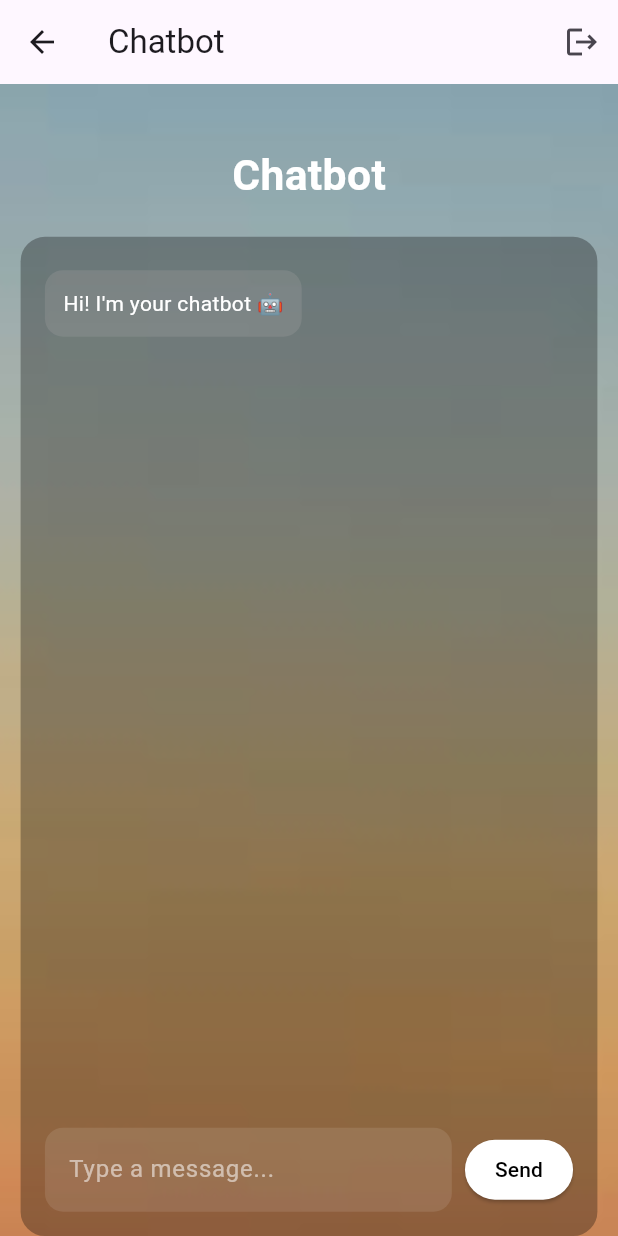
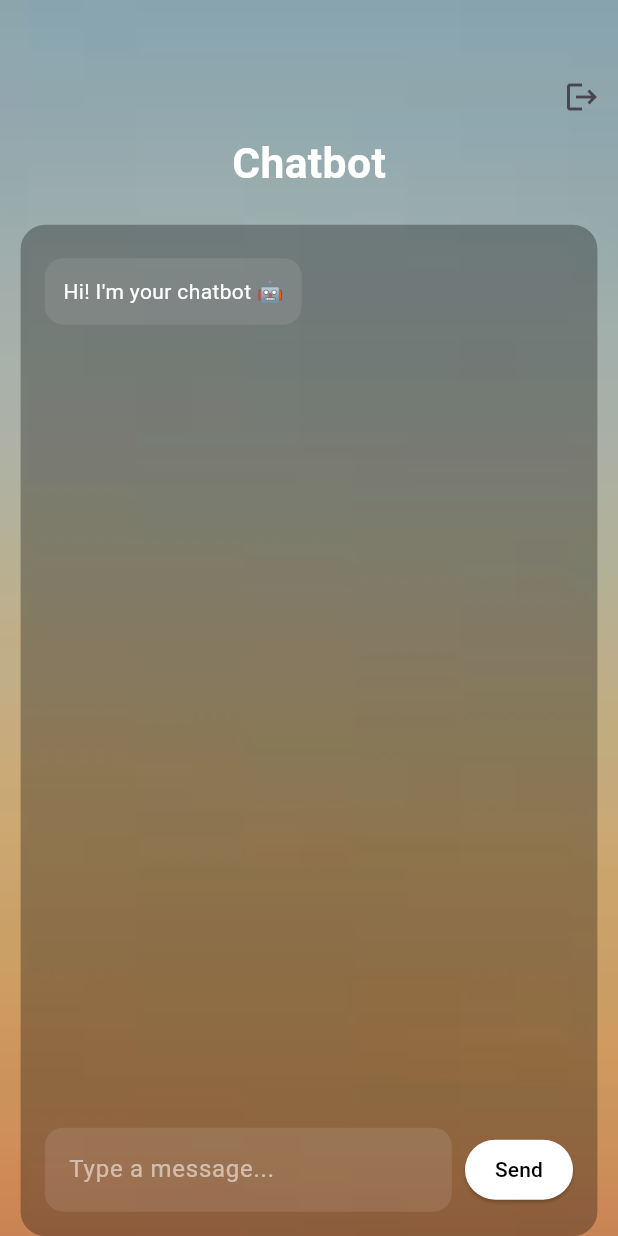
Before and after one commit to ShuhadhaZubair/basicapp, a Flutter app: the Home screen opened by its route, on a phone screen of 412 x 824 dp. Run offline on Flutter 3.47's test engine with Material 3 defaults, Android fonts, the phone set to English and light mode, and no system bars; our stand-ins replace flutter_screenutil, get, shared_preferences; accounts and stored records are empty.

```diff
--- a/lib/Home.dart
+++ b/lib/Home.dart
@@ -32,15 +32,15 @@ class _HomeState extends State<Home> {
   @override
   Widget build(BuildContext context) {
     return Scaffold(
-      appBar: AppBar(
-        title: const Text("Chatbot"),
-        actions: [
-          IconButton(
-            icon: const Icon(Icons.logout),
-            onPressed: () => Get.find<AuthController>().logout(),
-          )
-        ],
-      ),
+      // appBar: AppBar(
+      //   title: const Text("Chatbot"),
+      //   actions: [
+      //     IconButton(
+      //       icon: const Icon(Icons.logout),
+      //       onPressed: () => Get.find<AuthController>().logout(),
+      //     )
+      //   ],
+      // ),
 
       body: Container(
         decoration: const BoxDecoration(
@@ -52,6 +52,14 @@ class _HomeState extends State<Home> {
         child: Column(
           children: [
              SizedBox(height: 40.h),
+            Row(mainAxisAlignment: MainAxisAlignment.end,
+              children: [
+                IconButton(
+                  icon: const Icon(Icons.logout),
+                  onPressed: () => Get.find<AuthController>().logout(),
+                ),
+              ],
+            ),
              Text(
               "Chatbot",
               style: TextStyle(
@@ -60,6 +68,7 @@ class _HomeState extends State<Home> {
                 color: Colors.white,
               ),
             ),
+
              SizedBox(height: 20.h),
 
             // Chat card
```
Also changed, not shown: 4 other files.
